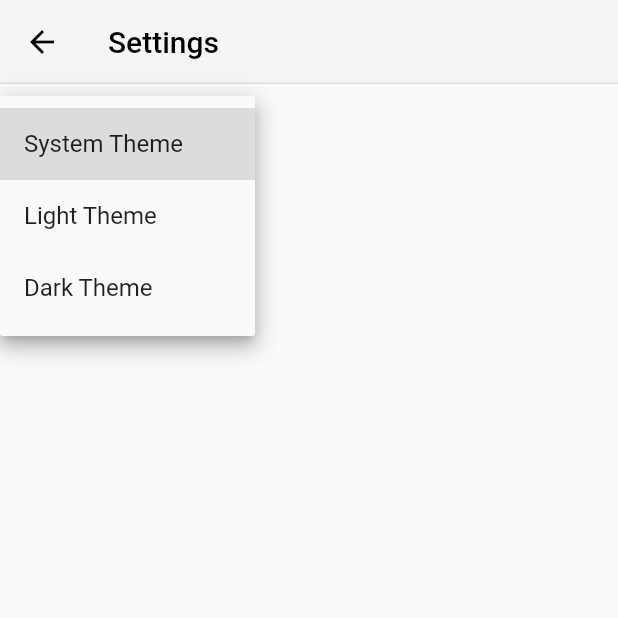
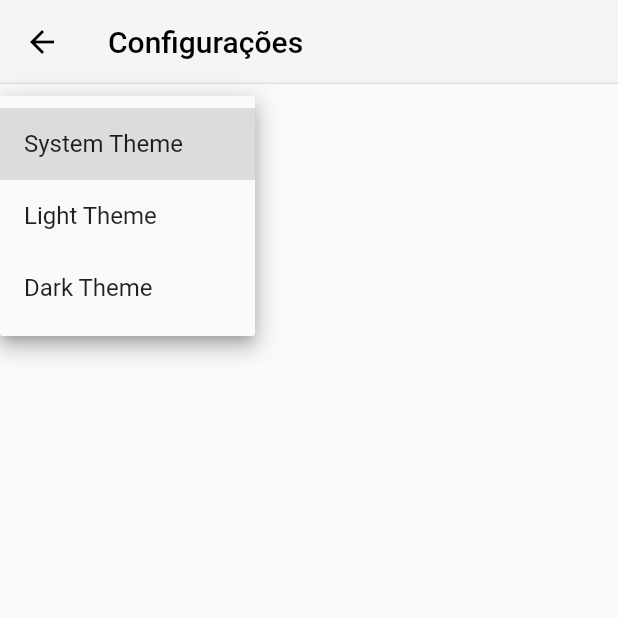
Before and after one commit to habibasseiss/school_planner, a Flutter app: the SettingsView screen opened directly, after a tap on "System Theme", on a phone screen of 412 x 824 dp, the top half of it. Run offline on Flutter 3.47's test engine with Material 2 defaults, Android fonts, the phone set to English and light mode, and no system bars; our stand-ins replace flutter_svg, sqflite, table_calendar; accounts and stored records are empty.

```diff
--- a/lib/src/models/task.dart
+++ b/lib/src/models/task.dart
@@ -1,5 +1,3 @@
-// import 'subject.dart';
-
 import 'package:school_planner/src/models/subject.dart';
 
 enum TaskType {
--- a/lib/src/settings/settings_view.dart
+++ b/lib/src/settings/settings_view.dart
@@ -18,7 +18,7 @@ class SettingsView extends StatelessWidget {
 
     return Scaffold(
       appBar: AppBar(
-        title: const Text('Settings'),
+        title: const Text('Configurações'),
       ),
       body: Padding(
         padding: const EdgeInsets.all(16),
```
Also changed, not shown: lib/src/dataBase/db.dart (added, +16 -0 lines).
